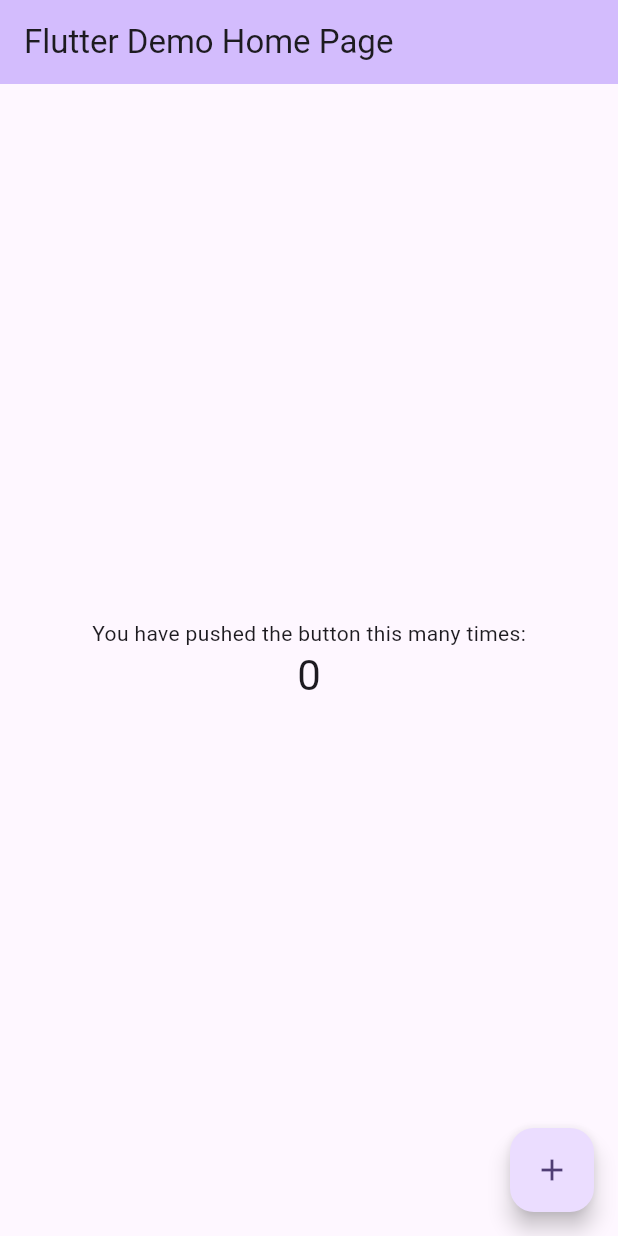
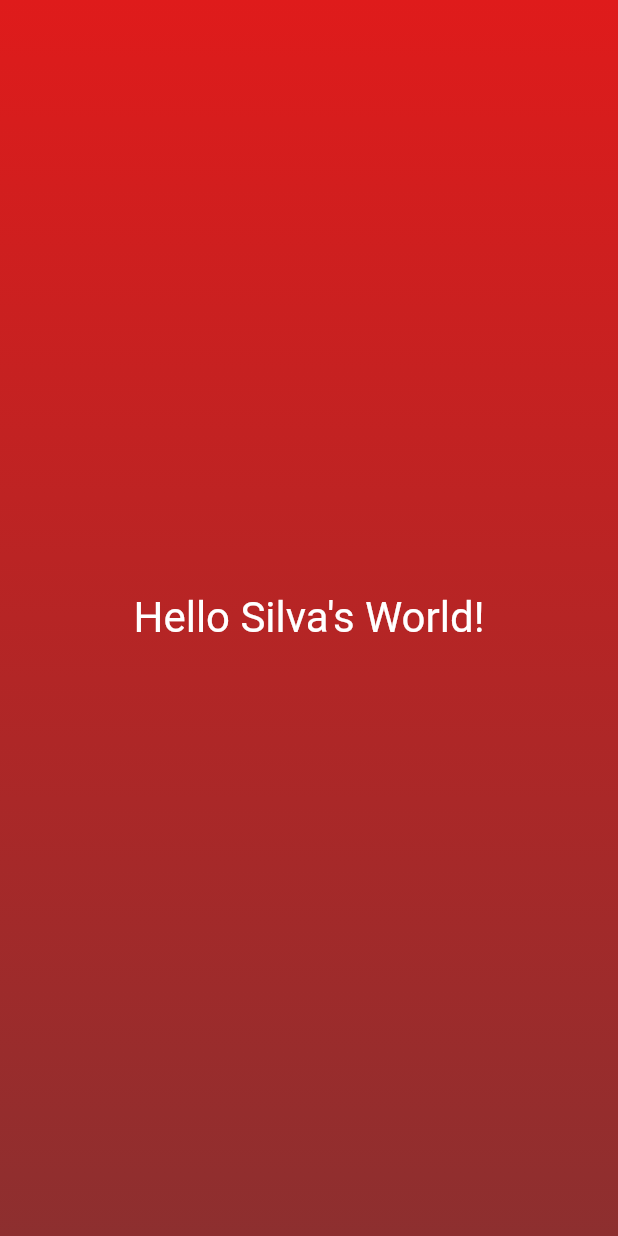
Before and after one commit to Silva3012/dice_delight, a Flutter app: the screen it shows after launch, on a phone screen of 412 x 824 dp. Run offline on Flutter 3.47's test engine with Material 2 defaults, Android fonts, the phone set to English and light mode, and no system bars.

Commit message:
App set up

```diff
--- /dev/null
+++ b/lib/gradient_container.dart
@@ -0,0 +1,27 @@
+import 'package:flutter/material.dart';
+import 'package:dice_delight/styled_text.dart';
+
+const beginAlignment = Alignment.topCenter;
+const endAlignment = Alignment.bottomCenter;
+
+class GrandientContainer extends StatelessWidget {
+  const GrandientContainer(this.colors, {super.key});
+
+  final List<Color> colors;
+
+  @override
+  Widget build(context) {
+    return Container(
+      decoration: BoxDecoration(
+        gradient: LinearGradient(
+          colors: colors,
+          begin: beginAlignment,
+          end: endAlignment,
+        ),
+      ),
+      child: const Center(
+        child: StyledText("Hello Silva's World!"),
+      ),
+    );
+  }
+}
--- a/lib/main.dart
+++ b/lib/main.dart
@@ -1,125 +1,12 @@
 import 'package:flutter/material.dart';
+import 'package:dice_delight/gradient_container.dart';
 
-void main() {
-  runApp(const MyApp());
+main() {
+  runApp(const MaterialApp(
+    home: Scaffold(
+        body: GrandientContainer([
+      Color.fromARGB(255, 223, 27, 27),
+      Color.fromARGB(255, 141, 47, 47),
+    ])),
+  ));
 }
-
-class MyApp extends StatelessWidget {
-  const MyApp({super.key});
-
-  // This widget is the root of your application.
-  @override
-  Widget build(BuildContext context) {
-    return MaterialApp(
-      title: 'Flutter Demo',
-      theme: ThemeData(
-        // This is the theme of your application.
-        //
-        // TRY THIS: Try running your application with "flutter run". You'll see
-        // the application has a blue toolbar. Then, without quitting the app,
-        // try changing the seedColor in the colorScheme below to Colors.green
-        // and then invoke "hot reload" (save your changes or press the "hot
-        // reload" button in a Flutter-supported IDE, or press "r" if you used
-        // the command line to start the app).
-        //
-        // Notice that the counter didn't reset back to zero; the application
-        // state is not lost during the reload. To reset the state, use hot
-        // restart instead.
-        //
-        // This works for code too, not just values: Most code changes can be
-        // tested with just a hot reload.
-        colorScheme: ColorScheme.fromSeed(seedColor: Colors.deepPurple),
-        useMaterial3: true,
-      ),
-      home: const MyHomePage(title: 'Flutter Demo Home Page'),
-    );
-  }
-}
-
-class MyHomePage extends StatefulWidget {
-  const MyHomePage({super.key, required this.title});
-
-  // This widget is the home page of your application. It is stateful, meaning
-  // that it has a State object (defined below) that contains fields that affect
-  // how it looks.
-
-  // This class is the configuration for the state. It holds the values (in this
-  // case the title) provided by the parent (in this case the App widget) and
-  // used by the build method of the State. Fields in a Widget subclass are
-  // always marked "final".
-
-  final String title;
-
-  @override
-  State<MyHomePage> createState() => _MyHomePageState();
-}
-
-class _MyHomePageState extends State<MyHomePage> {
-  int _counter = 0;
-
-  void _incrementCounter() {
-    setState(() {
-      // This call to setState tells the Flutter framework that something has
-      // changed in this State, which causes it to rerun the build method below
-      // so that the display can reflect the updated values. If we changed
-      // _counter without calling setState(), then the build method would not be
-      // called again, and so nothing would appear to happen.
-      _counter++;
-    });
-  }
-
-  @override
-  Widget build(BuildContext context) {
-    // This method is rerun every time setState is called, for instance as done
-    // by the _incrementCounter method above.
-    //
-    // The Flutter framework has been optimized to make rerunning build methods
-    // fast, so that you can just rebuild anything that needs updating rather
-    // than having to individually change instances of widgets.
-    return Scaffold(
-      appBar: AppBar(
-        // TRY THIS: Try changing the color here to a specific color (to
-        // Colors.amber, perhaps?) and trigger a hot reload to see the AppBar
-        // change color while the other colors stay the same.
-        backgroundColor: Theme.of(context).colorScheme.inversePrimary,
-        // Here we take the value from the MyHomePage object that was created by
-        // the App.build method, and use it to set our appbar title.
-        title: Text(widget.title),
-      ),
-      body: Center(
-        // Center is a layout widget. It takes a single child and positions it
-        // in the middle of the parent.
-        child: Column(
-          // Column is also a layout widget. It takes a list of children and
-          // arranges them vertically. By default, it sizes itself to fit its
-          // children horizontally, and tries to be as tall as its parent.
-          //
-          // Column has various properties to control how it sizes itself and
-          // how it positions its children. Here we use mainAxisAlignment to
-          // center the children vertically; the main axis here is the vertical
-          // axis because Columns are vertical (the cross axis would be
-          // horizontal).
-          //
-          // TRY THIS: Invoke "debug painting" (choose the "Toggle Debug Paint"
-          // action in the IDE, or press "p" in the console), to see the
-          // wireframe for each widget.
-          mainAxisAlignment: MainAxisAlignment.center,
-          children: <Widget>[
-            const Text(
-              'You have pushed the button this many times:',
-            ),
-            Text(
-              '$_counter',
-              style: Theme.of(context).textTheme.headlineMedium,
-            ),
-          ],
-        ),
-      ),
-      floatingActionButton: FloatingActionButton(
-        onPressed: _incrementCounter,
-        tooltip: 'Increment',
-        child: const Icon(Icons.add),
-      ), // This trailing comma makes auto-formatting nicer for build methods.
-    );
-  }
-}
--- /dev/null
+++ b/lib/styled_text.dart
@@ -0,0 +1,18 @@
+import 'package:flutter/material.dart';
+
+class StyledText extends StatelessWidget {
+  const StyledText(this.greetingText, {super.key});
+
+  final String greetingText;
+
+  @override
+  Widget build(context) {
+    return Text(
+      greetingText,
+      style: const TextStyle(
+        fontSize: 28,
+        color: Colors.white,
+      ),
+    );
+  }
+}
```
